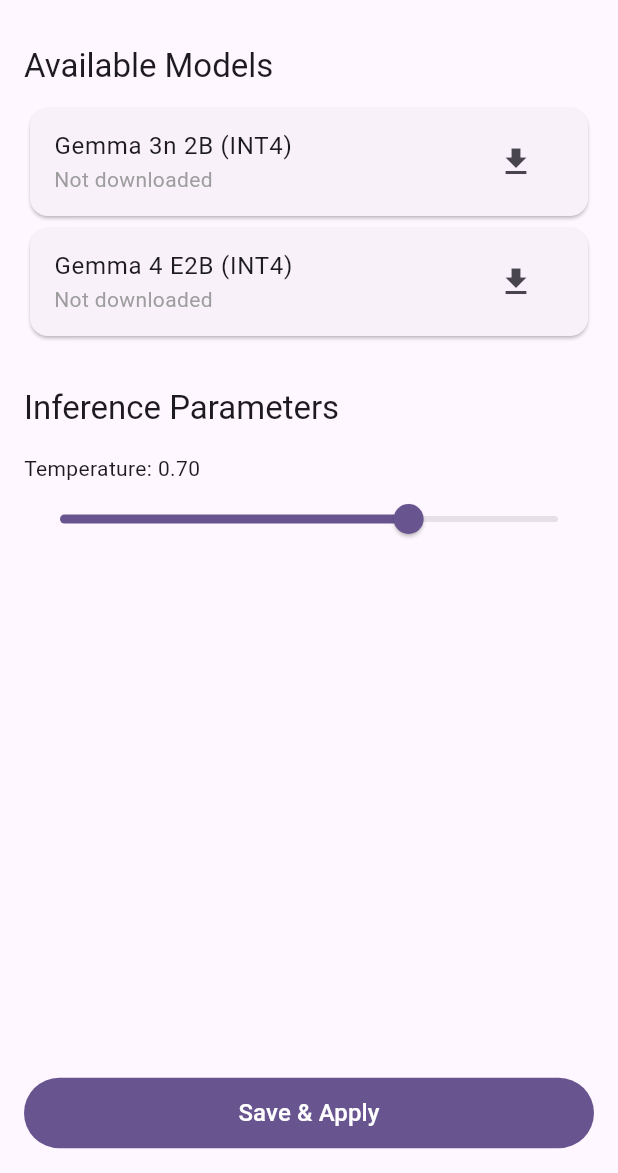
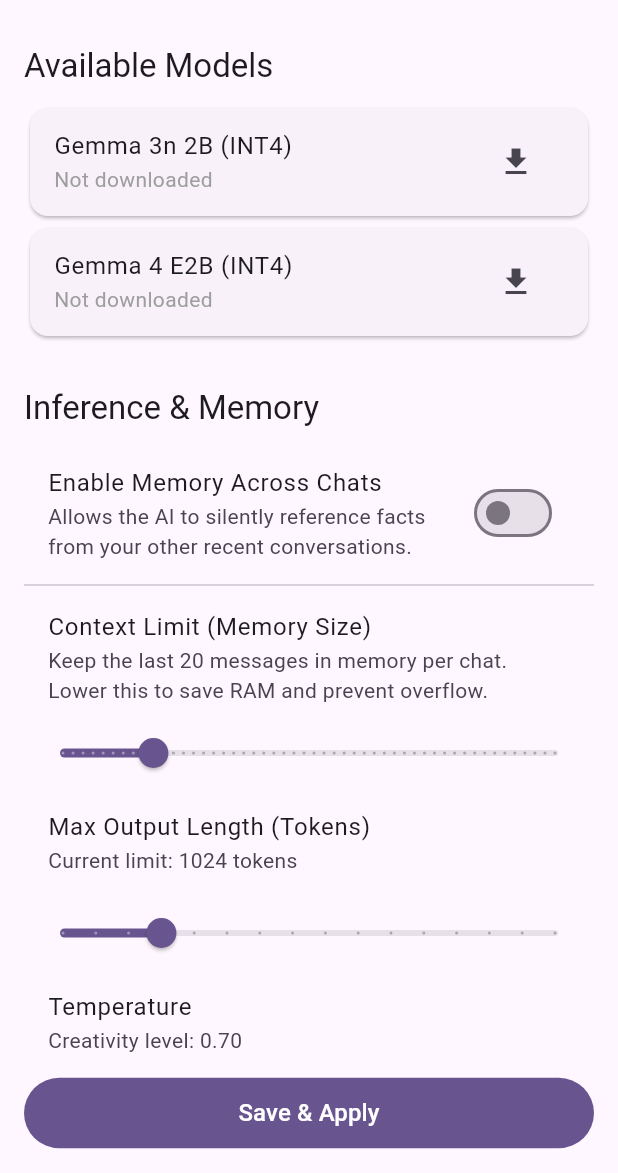
Before and after one commit to FlamingWater35/Local-Assistant, a Flutter app: the screen it shows after launch, on a phone screen of 412 x 824 dp, the part 63-1236 px from its top. Run offline on Flutter 3.47's test engine with Material 3 defaults, Android fonts, the phone set to English and light mode, and no system bars; our stand-ins replace auto_route, flutter_riverpod, hive_ce, hive_ce_flutter, logger, riverpod_annotation; missing offline and left inert: flutter_chat_core, flutter_chat_ui, flutter_gemma; accounts and stored records are empty; generated files the repository leaves out were written again.

Commit message:
Add more options

```diff
--- a/lib/domain/models.dart
+++ b/lib/domain/models.dart
@@ -46,7 +46,15 @@
     this.maxTokens = 1024,
     this.systemPrompt = 'You are a helpful AI assistant.',
     this.hfToken = '',
+    this.enableGlobalMemory = false,
+    this.contextLimit = 20,
   });
+
+  @HiveField(6)
+  final int contextLimit;
+
+  @HiveField(5)
+  final bool enableGlobalMemory;
 
   @HiveField(4)
   final String hfToken;
@@ -69,6 +77,8 @@
     int? maxTokens,
     String? systemPrompt,
     String? hfToken,
+    bool? enableGlobalMemory,
+    int? contextLimit,
   }) {
     return AppSettings(
       selectedModel: selectedModel ?? this.selectedModel,
@@ -76,6 +86,8 @@
       maxTokens: maxTokens ?? this.maxTokens,
       systemPrompt: systemPrompt ?? this.systemPrompt,
       hfToken: hfToken ?? this.hfToken,
+      enableGlobalMemory: enableGlobalMemory ?? this.enableGlobalMemory,
+      contextLimit: contextLimit ?? this.contextLimit,
     );
   }
 }
--- a/lib/presentation/settings_screen.dart
+++ b/lib/presentation/settings_screen.dart
@@ -63,7 +63,6 @@
         ScaffoldMessenger.of(context).showSnackBar(
           const SnackBar(content: Text('Settings applied successfully!')),
         );
-
         if (context.router.canPop()) {
           context.router.back();
         } else {
@@ -95,7 +94,6 @@
             final isInstalledAsync = ref.watch(
               isModelInstalledProvider(model.id),
             );
-
             return Card(
               child: ListTile(
                 title: Text(model.name),
@@ -126,13 +124,70 @@
               ),
             );
           }),
+
           const SizedBox(height: 30),
           Text(
-            'Inference Parameters',
+            'Inference & Memory',
             style: Theme.of(context).textTheme.titleLarge,
           ),
           const SizedBox(height: 16),
-          Text('Temperature: ${_draftSettings.temperature.toStringAsFixed(2)}'),
+
+          SwitchListTile(
+            title: const Text("Enable Memory Across Chats"),
+            subtitle: const Text(
+              "Allows the AI to silently reference facts from your other recent conversations.",
+            ),
+            value: _draftSettings.enableGlobalMemory,
+            onChanged: (val) => setState(
+              () => _draftSettings = _draftSettings.copyWith(
+                enableGlobalMemory: val,
+              ),
+            ),
+          ),
+          const Divider(),
+
+          ListTile(
+            title: const Text("Context Limit (Memory Size)"),
+            subtitle: Text(
+              "Keep the last ${_draftSettings.contextLimit} messages in memory per chat.\nLower this to save RAM and prevent overflow.",
+            ),
+          ),
+          Slider(
+            value: _draftSettings.contextLimit.toDouble(),
+            min: 2,
+            max: 100,
+            divisions: 49,
+            label: _draftSettings.contextLimit.toString(),
+            onChanged: (val) => setState(
+              () => _draftSettings = _draftSettings.copyWith(
+                contextLimit: val.toInt(),
+              ),
+            ),
+          ),
+
+          ListTile(
+            title: const Text("Max Output Length (Tokens)"),
+            subtitle: Text("Current limit: ${_draftSettings.maxTokens} tokens"),
+          ),
+          Slider(
+            value: _draftSettings.maxTokens.toDouble(),
+            min: 256,
+            max: 4096,
+            divisions: 15,
+            label: _draftSettings.maxTokens.toString(),
+            onChanged: (val) => setState(
+              () => _draftSettings = _draftSettings.copyWith(
+                maxTokens: val.toInt(),
+              ),
+            ),
+          ),
+
+          ListTile(
+            title: const Text("Temperature"),
+            subtitle: Text(
+              "Creativity level: ${_draftSettings.temperature.toStringAsFixed(2)}",
+            ),
+          ),
           Slider(
             value: _draftSettings.temperature,
             min: 0.0,
@@ -141,6 +196,7 @@
               () => _draftSettings = _draftSettings.copyWith(temperature: val),
             ),
           ),
+          const SizedBox(height: 40),
         ],
       ),
       bottomNavigationBar: SafeArea(
```
Also changed, not shown: lib/application/chat_provider.dart (+12 -2 lines), lib/infrastructure/llm_service.dart (+34 -11 lines), lib/presentation/chat_screen.dart (+112 -14 lines).
